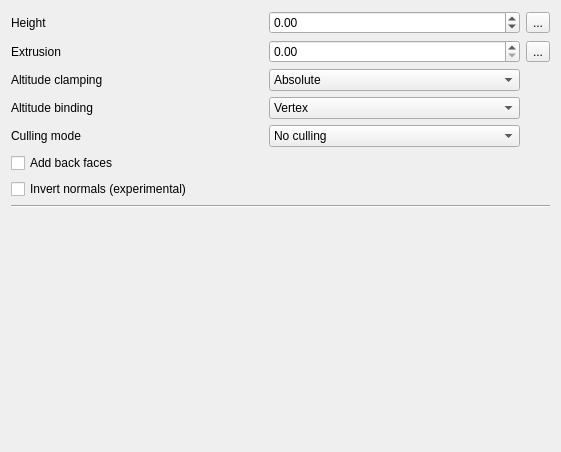
Above: src/ui/3d/polygon3dsymbolwidget.ui from qgis/QGIS before the change. Below: the same form after it.
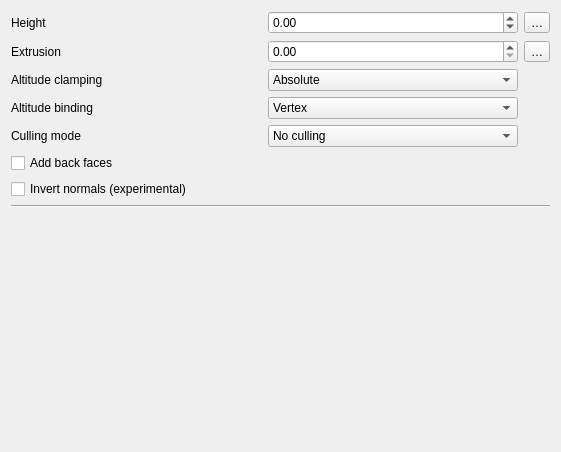
That is the form after the change. Custom widgets are drawn as their Qt base class.

Diff of the .ui file:
```diff
--- a/src/ui/3d/polygon3dsymbolwidget.ui
+++ b/src/ui/3d/polygon3dsymbolwidget.ui
@@ -24,7 +24,7 @@
    <item row="0" column="2">
     <widget class="QgsPropertyOverrideButton" name="btnHeightDD">
      <property name="text">
-      <string>...</string>
+      <string>…</string>
      </property>
     </widget>
    </item>
@@ -99,7 +99,7 @@
    <item row="1" column="2">
     <widget class="QgsPropertyOverrideButton" name="btnExtrusionDD">
      <property name="text">
-      <string>...</string>
+      <string>…</string>
      </property>
     </widget>
    </item>
```
